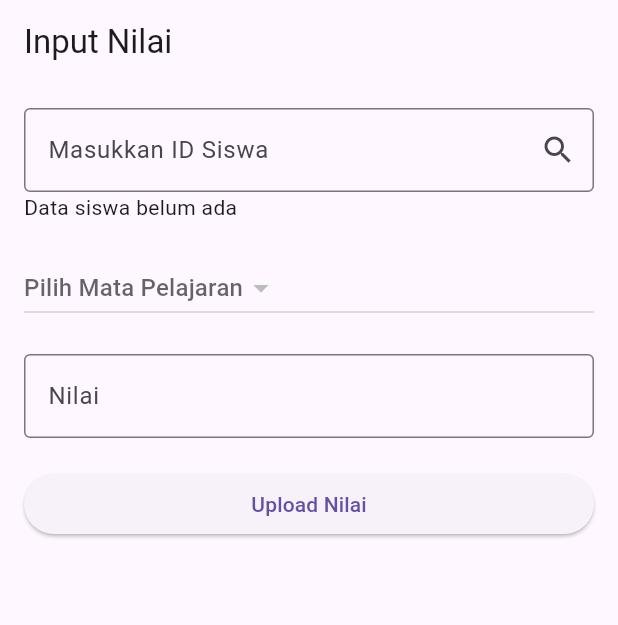
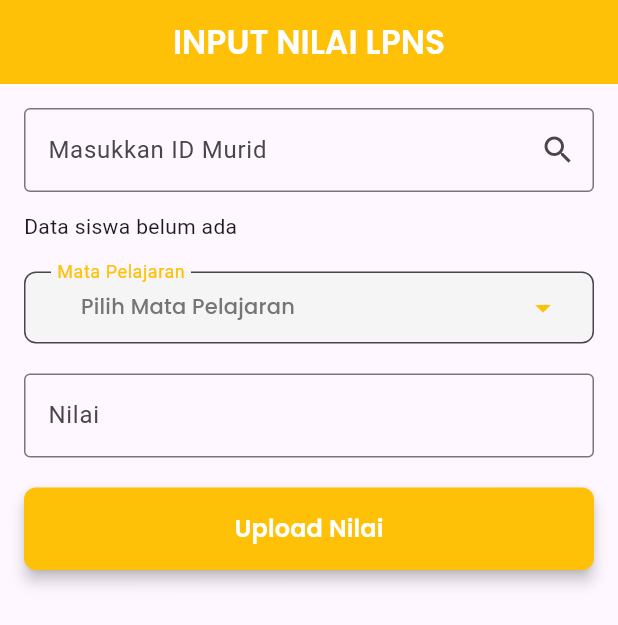
Before and after one commit to Mustofa12312/ApkUpluedNilai, a Flutter app: the screen it shows after launch, on a phone screen of 412 x 824 dp. Shown: the top 625 px of the screen. Run offline on Flutter 3.47's test engine with Material 3 defaults, Android fonts, the phone set to English and light mode, and no system bars; our stand-ins replace dropdown_button2, get, google_fonts, supabase_flutter; accounts and stored records are empty.

Commit message:
update fitur input nilai

```diff
--- a/lib/pages/home_page.dart
+++ b/lib/pages/home_page.dart
@@ -4,6 +4,8 @@ import '../controllers/student_controller.dart';
 import '../controllers/subject_controller.dart';
 import '../controllers/grade_controller.dart';
 import '../models/subject.dart';
+import 'package:google_fonts/google_fonts.dart';
+import 'package:dropdown_button2/dropdown_button2.dart';
 
 class HomePage extends StatelessWidget {
   final studentCtrl = Get.put(StudentController());
@@ -17,7 +19,17 @@ class HomePage extends StatelessWidget {
   @override
   Widget build(BuildContext context) {
     return Scaffold(
-      appBar: AppBar(title: Text('Input Nilai')),
+      appBar: AppBar(
+        backgroundColor: Colors.amber,
+        centerTitle: true,
+        title: Text(
+          'INPUT NILAI LPNS',
+          style: GoogleFonts.poppins(
+            fontWeight: FontWeight.w600,
+            color: Colors.white,
+          ),
+        ),
+      ),
       body: Padding(
         padding: const EdgeInsets.all(16.0),
         child: ListView(
@@ -25,8 +37,9 @@ class HomePage extends StatelessWidget {
             TextField(
               controller: idController,
               keyboardType: TextInputType.number,
+              textInputAction: TextInputAction.search,
               decoration: InputDecoration(
-                labelText: 'Masukkan ID Siswa',
+                labelText: 'Masukkan ID Murid',
                 suffixIcon: IconButton(
                   icon: Icon(Icons.search),
                   onPressed: () {
@@ -35,7 +48,13 @@ class HomePage extends StatelessWidget {
                   },
                 ),
               ),
+              onSubmitted: (value) {
+                // ⬅️ ini yang ditambahkan
+                final id = int.tryParse(value);
+                if (id != null) studentCtrl.fetchStudentById(id);
+              },
             ),
+            SizedBox(height: 13),
             Obx(() {
               final student = studentCtrl.student.value;
               if (student == null) return Text('Data siswa belum ada');
@@ -51,21 +70,79 @@ class HomePage extends StatelessWidget {
               );
             }),
             const SizedBox(height: 20),
+
             Obx(() {
-              return DropdownButton<Subject>(
-                hint: Text('Pilih Mata Pelajaran'),
+              return DropdownButtonFormField2<Subject>(
+                isExpanded: true,
+                decoration: InputDecoration(
+                  labelText: "Mata Pelajaran",
+                  labelStyle: TextStyle(color: Colors.amber),
+                  border: OutlineInputBorder(
+                    borderRadius: BorderRadius.circular(8),
+                    borderSide: BorderSide(color: Colors.amber),
+                  ),
+                  contentPadding: const EdgeInsets.symmetric(
+                    horizontal: 18,
+                    vertical: 8,
+                  ),
+                  filled: true,
+                  fillColor: Colors.grey.shade100,
+                ),
+                hint: Text(
+                  'Pilih Mata Pelajaran',
+                  style: GoogleFonts.poppins(
+                    color: Colors.grey.shade600,
+                    fontSize: 14,
+                  ),
+                ),
                 value: selectedSubject.value,
                 onChanged: (val) {
                   selectedSubject.value = val;
                 },
                 items: subjectCtrl.subjects
                     .map(
-                      (subj) =>
-                          DropdownMenuItem(value: subj, child: Text(subj.name)),
+                      (subj) => DropdownMenuItem<Subject>(
+                        value: subj,
+                        child: Text(
+                          subj.name,
+                          style: const TextStyle(fontWeight: FontWeight.w500),
+                        ),
+                      ),
                     )
                     .toList(),
+
+                // 🔽 Styling tambahan modern
+                iconStyleData: const IconStyleData(
+                  icon: Icon(Icons.arrow_drop_down, color: Colors.amber),
+                ),
+                buttonStyleData: ButtonStyleData(
+                  height: 30,
+                  decoration: BoxDecoration(
+                    borderRadius: BorderRadius.circular(12),
+                    color: Colors.grey.shade100,
+                  ),
+                ),
+                dropdownStyleData: DropdownStyleData(
+                  maxHeight: 250, // biar list ga terlalu panjang
+                  decoration: BoxDecoration(
+                    borderRadius: BorderRadius.circular(12),
+                    color: Colors.white,
+                    boxShadow: [
+                      BoxShadow(
+                        color: Colors.black26,
+                        blurRadius: 6,
+                        offset: Offset(0, 2),
+                      ),
+                    ],
+                  ),
+                ),
+                menuItemStyleData: const MenuItemStyleData(
+                  height: 45,
+                  padding: EdgeInsets.symmetric(horizontal: 16, vertical: 8),
+                ),
               );
             }),
+
             const SizedBox(height: 20),
             TextField(
               controller: gradeController,
@@ -74,7 +151,21 @@ class HomePage extends StatelessWidget {
             ),
             const SizedBox(height: 20),
             Obx(() {
-              return ElevatedButton(
+              return SizedBox(
+                width: double.infinity, // biar full lebar
+                height: 55, // tinggi tombol
+                child: ElevatedButton(
+                  style: ElevatedButton.styleFrom(
+                    backgroundColor: Colors.amber, // warna tombol
+                    shape: RoundedRectangleBorder(
+                      borderRadius: BorderRadius.circular(8), // sudut membulat
+                    ),
+                    elevation: 4, // bayangan halus
+                    padding: const EdgeInsets.symmetric(
+                      horizontal: 20,
+                      vertical: 12,
+                    ),
+                  ),
                   onPressed: gradeCtrl.isLoading.value
                       ? null
                       : () {
@@ -97,8 +188,38 @@ class HomePage extends StatelessWidget {
                           }
                         },
                   child: gradeCtrl.isLoading.value
-                    ? CircularProgressIndicator()
-                    : Text('Upload Nilai'),
+                      ? Row(
+                          mainAxisAlignment: MainAxisAlignment.center,
+                          children: [
+                            SizedBox(
+                              height: 20,
+                              width: 20,
+                              child: CircularProgressIndicator(
+                                strokeWidth: 2,
+                                valueColor: AlwaysStoppedAnimation<Color>(
+                                  Colors.white,
+                                ),
+                              ),
+                            ),
+                            const SizedBox(width: 12),
+                            Text(
+                              "Mengupload...",
+                              style: GoogleFonts.poppins(
+                                fontWeight: FontWeight.w600,
+                                color: Colors.white,
+                              ),
+                            ),
+                          ],
+                        )
+                      : Text(
+                          'Upload Nilai',
+                          style: GoogleFonts.poppins(
+                            fontWeight: FontWeight.w600,
+                            color: Colors.white,
+                            fontSize: 16,
+                          ),
+                        ),
+                ),
               );
             }),
           ],
--- a/pubspec.yaml
+++ b/pubspec.yaml
@@ -10,9 +10,11 @@ environment:
 
 dependencies:
   cupertino_icons: ^1.0.8
+  dropdown_button2: ^2.3.9
   flutter:
     sdk: flutter
   get: ^4.7.2
+  google_fonts: ^6.3.1
   supabase_flutter: ^2.10.1
 
 dev_dependencies:
```
Also changed, not shown: pubspec.lock. Lines whose indentation alone changed are shown as unchanged.
